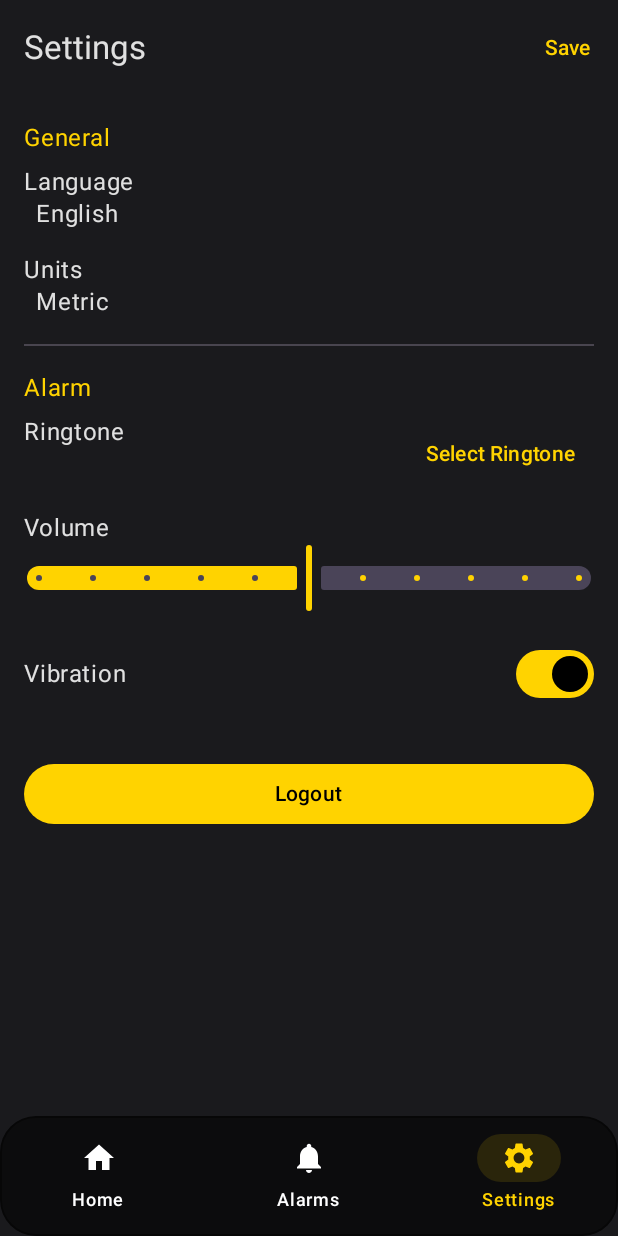
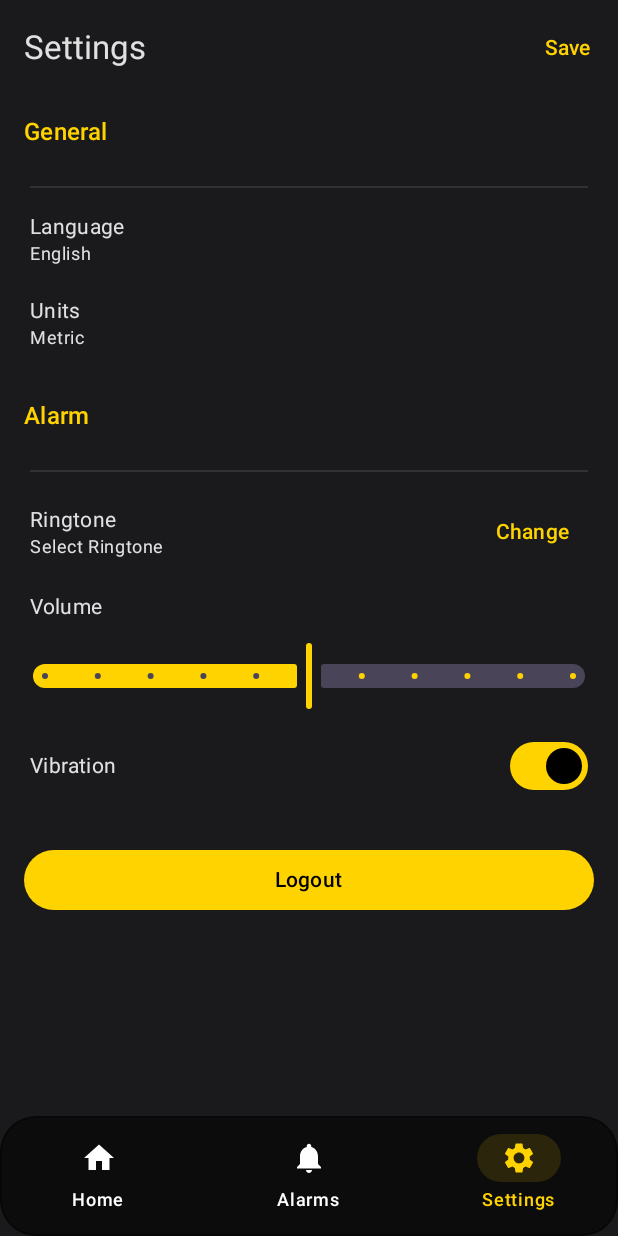
Before and after one commit to ManuvelVictor/Loclarm2, an Android app built with Jetpack Compose: the SettingsScreen screen opened through its navigation route, on a phone screen of 412 x 824 dp. Run offline under Robolectric (Android 15) with nearby library versions, the phone set to English and light mode, and no system bars; our stand-ins replace Dagger/Hilt's generated code, Firebase (no records; nobody signed in at launch, a user with empty details on screens opened directly).

Commit message:
Settings Screen  Implementations

```diff
--- /dev/null
+++ b/app/src/main/java/com/victor/loclarm2/data/local/DataStoreManage.kt
@@ -0,0 +1,29 @@
+package com.victor.loclarm2.data.local
+
+import android.content.Context
+import androidx.datastore.preferences.core.booleanPreferencesKey
+import androidx.datastore.preferences.core.edit
+import androidx.datastore.preferences.preferencesDataStore
+import kotlinx.coroutines.flow.first
+import kotlinx.coroutines.flow.map
+
+private val Context.dataStore by preferencesDataStore("user_prefs")
+
+class DataStoreManager(private val context: Context) {
+
+    companion object {
+        private val IS_LOGGED_IN = booleanPreferencesKey("is_logged_in")
+    }
+
+    suspend fun setLoggedIn(loggedIn: Boolean) {
+        context.dataStore.edit { prefs ->
+            prefs[IS_LOGGED_IN] = loggedIn
+        }
+    }
+
+    suspend fun isLoggedIn(): Boolean {
+        return context.dataStore.data
+            .map { prefs -> prefs[IS_LOGGED_IN] ?: false }
+            .first()
+    }
+}
--- /dev/null
+++ b/app/src/main/java/com/victor/loclarm2/data/local/SettingsDataStore.kt
@@ -0,0 +1,36 @@
+package com.victor.loclarm2.data.local
+
+import android.content.Context
+import androidx.datastore.preferences.core.*
+import androidx.datastore.preferences.preferencesDataStore
+import kotlinx.coroutines.flow.Flow
+import kotlinx.coroutines.flow.map
+
+private val Context.dataStore by preferencesDataStore(name = "settings_prefs")
+
+object SettingsKeys {
+    val LANGUAGE = stringPreferencesKey("language")
+    val UNITS = stringPreferencesKey("units")
+    val RINGTONE = stringPreferencesKey("ringtone")
+    val VOLUME = floatPreferencesKey("volume")
+    val VIBRATION = booleanPreferencesKey("vibration")
+}
+
+class SettingsDataStore(private val context: Context) {
+
+    val language: Flow<String> = context.dataStore.data.map { it[SettingsKeys.LANGUAGE] ?: "English" }
+    val units: Flow<String> = context.dataStore.data.map { it[SettingsKeys.UNITS] ?: "Metric" }
+    val ringtone: Flow<String> = context.dataStore.data.map { it[SettingsKeys.RINGTONE] ?: "Select Ringtone" }
+    val volume: Flow<Float> = context.dataStore.data.map { it[SettingsKeys.VOLUME] ?: 5f }
+    val vibration: Flow<Boolean> = context.dataStore.data.map { it[SettingsKeys.VIBRATION] ?: true }
+
+    suspend fun saveSettings(language: String, units: String, ringtone: String, volume: Float, vibration: Boolean) {
+        context.dataStore.edit { prefs ->
+            prefs[SettingsKeys.LANGUAGE] = language
+            prefs[SettingsKeys.UNITS] = units
+            prefs[SettingsKeys.RINGTONE] = ringtone
+            prefs[SettingsKeys.VOLUME] = volume
+            prefs[SettingsKeys.VIBRATION] = vibration
+        }
+    }
+}
--- a/app/src/main/java/com/victor/loclarm2/di/AppModule.kt
+++ b/app/src/main/java/com/victor/loclarm2/di/AppModule.kt
@@ -4,6 +4,8 @@ import android.content.Context
 import androidx.credentials.CredentialManager
 import com.google.firebase.auth.FirebaseAuth
 import com.google.firebase.firestore.FirebaseFirestore
+import com.victor.loclarm2.data.local.DataStoreManager
+import com.victor.loclarm2.data.local.SettingsDataStore
 import com.victor.loclarm2.data.repository.AlarmRepositoryImpl
 import com.victor.loclarm2.data.repository.AuthRepositoryImpl
 import com.victor.loclarm2.domain.repository.AlarmRepository
@@ -52,4 +54,21 @@ object AppModule {
     fun provideAlarmRepository(firestore: FirebaseFirestore): AlarmRepository {
         return AlarmRepositoryImpl(firestore)
     }
+
+    @Provides
+    @Singleton
+    fun provideDataStoreManager(@ApplicationContext context: Context): DataStoreManager {
+        return DataStoreManager(context)
+    }
+
+    @Module
+    @InstallIn(SingletonComponent::class)
+    object AppModule {
+        @Provides
+        @Singleton
+        fun provideSettingsDataStore(@ApplicationContext context: Context): SettingsDataStore {
+            return SettingsDataStore(context)
+        }
+    }
+
 }
--- a/app/src/main/java/com/victor/loclarm2/presentation/MainActivity.kt
+++ b/app/src/main/java/com/victor/loclarm2/presentation/MainActivity.kt
@@ -5,9 +5,12 @@ import androidx.activity.ComponentActivity
 import androidx.activity.compose.setContent
 import androidx.compose.foundation.layout.fillMaxSize
 import androidx.compose.material3.Surface
+import androidx.compose.ui.Modifier
+import androidx.lifecycle.lifecycleScope
 import androidx.navigation.compose.NavHost
 import androidx.navigation.compose.composable
 import androidx.navigation.compose.rememberNavController
+import com.victor.loclarm2.data.local.DataStoreManager
 import com.victor.loclarm2.presentation.alarm.screens.AlarmsScreen
 import com.victor.loclarm2.presentation.auth.screens.LoginScreen
 import com.victor.loclarm2.presentation.auth.screens.RegisterScreen
@@ -15,19 +18,24 @@ import com.victor.loclarm2.presentation.home.screens.HomeScreen
 import com.victor.loclarm2.presentation.settings.screens.SettingsScreen
 import com.victor.loclarm2.ui.theme.Loclarm2Theme
 import dagger.hilt.android.AndroidEntryPoint
+import jakarta.inject.Inject
+import kotlinx.coroutines.launch
 
 @AndroidEntryPoint
 class MainActivity : ComponentActivity() {
+    @Inject
+    lateinit var dataStoreManager: DataStoreManager
+
     override fun onCreate(savedInstanceState: Bundle?) {
         super.onCreate(savedInstanceState)
+        lifecycleScope.launch {
+            val startDestination = if (dataStoreManager.isLoggedIn()) "home" else "login"
+
             setContent {
                 Loclarm2Theme {
-                Surface(
-                    modifier = androidx.compose.ui.Modifier.fillMaxSize(),
-                    color = androidx.compose.material3.MaterialTheme.colorScheme.background
-                ) {
+                    Surface(modifier = Modifier.fillMaxSize()) {
                         val navController = rememberNavController()
-                    NavHost(navController = navController, startDestination = "login") {
+                        NavHost(navController = navController, startDestination = startDestination) {
                             composable("login") { LoginScreen(navController) }
                             composable("register") { RegisterScreen(navController) }
                             composable("home") { HomeScreen(navController) }
@@ -39,3 +47,4 @@ class MainActivity : ComponentActivity() {
             }
         }
     }
+}
--- a/app/src/main/java/com/victor/loclarm2/presentation/auth/screens/LoginScreen.kt
+++ b/app/src/main/java/com/victor/loclarm2/presentation/auth/screens/LoginScreen.kt
@@ -20,8 +20,6 @@ import androidx.compose.material3.DividerDefaults
 import androidx.compose.material3.HorizontalDivider
 import androidx.compose.material3.IconButton
 import androidx.compose.material3.MaterialTheme
-import androidx.compose.material3.OutlinedTextField
-import androidx.compose.material3.OutlinedTextFieldDefaults
 import androidx.compose.material3.Text
 import androidx.compose.material3.TextButton
 import androidx.compose.runtime.Composable
@@ -37,7 +35,6 @@ import androidx.compose.ui.Modifier
 import androidx.compose.ui.draw.clip
 import androidx.compose.ui.platform.LocalContext
 import androidx.compose.ui.res.painterResource
-import androidx.compose.ui.text.input.PasswordVisualTransformation
 import androidx.compose.ui.unit.dp
 import androidx.hilt.navigation.compose.hiltViewModel
 import androidx.navigation.NavController
--- a/app/src/main/java/com/victor/loclarm2/presentation/auth/viewmodel/AuthViewModel.kt
+++ b/app/src/main/java/com/victor/loclarm2/presentation/auth/viewmodel/AuthViewModel.kt
@@ -3,6 +3,7 @@ package com.victor.loclarm2.presentation.auth.viewmodel
 import android.content.Context
 import androidx.lifecycle.ViewModel
 import androidx.lifecycle.viewModelScope
+import com.victor.loclarm2.data.local.DataStoreManager
 import com.victor.loclarm2.data.model.User
 import com.victor.loclarm2.domain.repository.AuthRepository
 import com.victor.loclarm2.domain.usecase.auth.LoginWithEmailUseCase
@@ -19,7 +20,8 @@ class AuthViewModel @Inject constructor(
     private val loginWithEmailUseCase: LoginWithEmailUseCase,
     private val registerUseCase: RegisterUseCase,
     private val loginWithGoogleUseCase: LoginWithGoogleUseCase,
-    private val authRepository: AuthRepository
+    private val authRepository: AuthRepository,
+    private val dataStoreManager: DataStoreManager
 ) : ViewModel() {
 
     private val _user = MutableStateFlow<User?>(null)
@@ -60,6 +62,7 @@ class AuthViewModel @Inject constructor(
                 onSuccess = { user ->
                     _user.value = user
                     _errorMessage.value = null
+                    dataStoreManager.setLoggedIn(true)
                 },
                 onFailure = { e ->
                     _errorMessage.value = e.message
@@ -89,6 +92,7 @@ class AuthViewModel @Inject constructor(
         viewModelScope.launch {
             authRepository.logout()
             _user.value = null
+            dataStoreManager.setLoggedIn(false)
         }
     }
 }
--- a/app/src/main/java/com/victor/loclarm2/presentation/settings/screens/SettingsScreen.kt
+++ b/app/src/main/java/com/victor/loclarm2/presentation/settings/screens/SettingsScreen.kt
@@ -1,5 +1,11 @@
 package com.victor.loclarm2.presentation.settings.screens
 
+import android.app.Activity
+import android.content.Intent
+import android.media.RingtoneManager
+import android.net.Uri
+import androidx.activity.compose.rememberLauncherForActivityResult
+import androidx.activity.result.contract.ActivityResultContracts
 import androidx.compose.foundation.layout.Arrangement
 import androidx.compose.foundation.layout.Column
 import androidx.compose.foundation.layout.Row
@@ -10,7 +16,9 @@ import androidx.compose.foundation.layout.height
 import androidx.compose.foundation.layout.padding
 import androidx.compose.material3.Button
 import androidx.compose.material3.Divider
+import androidx.compose.material3.DividerDefaults
 import androidx.compose.material3.ExperimentalMaterial3Api
+import androidx.compose.material3.HorizontalDivider
 import androidx.compose.material3.MaterialTheme
 import androidx.compose.material3.Scaffold
 import androidx.compose.material3.Slider
@@ -19,32 +27,47 @@ import androidx.compose.material3.Text
 import androidx.compose.material3.TextButton
 import androidx.compose.material3.TopAppBar
 import androidx.compose.runtime.Composable
+import androidx.compose.runtime.collectAsState
 import androidx.compose.runtime.getValue
-import androidx.compose.runtime.mutableStateOf
-import androidx.compose.runtime.remember
 import androidx.compose.runtime.rememberCoroutineScope
-import androidx.compose.runtime.setValue
 import androidx.compose.ui.Alignment
 import androidx.compose.ui.Modifier
+import androidx.compose.ui.platform.LocalContext
 import androidx.compose.ui.unit.dp
 import androidx.hilt.navigation.compose.hiltViewModel
 import androidx.navigation.NavController
 import com.victor.loclarm2.presentation.auth.viewmodel.AuthViewModel
 import com.victor.loclarm2.presentation.home.screens.BottomNavigationBar
+import com.victor.loclarm2.presentation.settings.viewmodel.SettingsViewModel
+import com.victor.loclarm2.utils.SectionHeader
+import com.victor.loclarm2.utils.SettingsCard
+import com.victor.loclarm2.utils.SettingsItem
 import kotlinx.coroutines.launch
 
 @OptIn(ExperimentalMaterial3Api::class)
 @Composable
 fun SettingsScreen(
     navController: NavController,
-    viewModel: AuthViewModel = hiltViewModel()
+    authViewModel: AuthViewModel = hiltViewModel(),
+    viewModel: SettingsViewModel = hiltViewModel(),
 ) {
     val scope = rememberCoroutineScope()
-    var selectedLanguage by remember { mutableStateOf("English") }
-    var selectedUnits by remember { mutableStateOf("Metric") }
-    var ringtone by remember { mutableStateOf("Select Ringtone") }
-    var volume by remember { mutableStateOf(5f) }
-    var vibration by remember { mutableStateOf(true) }
+
+    val language by viewModel.language.collectAsState()
+    val units by viewModel.units.collectAsState()
+    val ringtone by viewModel.ringtone.collectAsState()
+    val volume by viewModel.volume.collectAsState()
+    val vibration by viewModel.vibration.collectAsState()
+
+    val context = LocalContext.current
+    val ringtonePickerLauncher = rememberLauncherForActivityResult(
+        contract = ActivityResultContracts.StartActivityForResult()
+    ) { result ->
+        if (result.resultCode == Activity.RESULT_OK) {
+            val uri = result.data?.getParcelableExtra<Uri>(RingtoneManager.EXTRA_RINGTONE_PICKED_URI)
+            uri?.let { viewModel.setRingtone(it.toString()) }
+        }
+    }
 
     Scaffold(
         topBar = {
@@ -52,7 +75,9 @@ fun SettingsScreen(
                 title = { Text("Settings") },
                 actions = {
                     TextButton(onClick = {
-                        // Save logic
+                        viewModel.saveSettings(
+                            language, units, ringtone, volume, vibration
+                        )
                     }) {
                         Text("Save", color = MaterialTheme.colorScheme.primary)
                     }
@@ -65,59 +90,58 @@ fun SettingsScreen(
             modifier = Modifier
                 .fillMaxSize()
                 .padding(innerPadding)
-                .padding(16.dp)
+                .padding(horizontal = 16.dp, vertical = 12.dp),
+            verticalArrangement = Arrangement.spacedBy(20.dp)
         ) {
-            Text("General", color = MaterialTheme.colorScheme.primary)
-            Spacer(Modifier.height(8.dp))
 
-            Text("Language", style = MaterialTheme.typography.bodyLarge)
-            Text(selectedLanguage, modifier = Modifier.padding(start = 8.dp, bottom = 16.dp))
-
-            Text("Units", style = MaterialTheme.typography.bodyLarge)
-            Text(selectedUnits, modifier = Modifier.padding(start = 8.dp, bottom = 16.dp))
-
-            Divider()
-
-            Spacer(Modifier.height(16.dp))
-            Text("Alarm", color = MaterialTheme.colorScheme.primary)
-            Spacer(Modifier.height(8.dp))
-
-            Row(
-                modifier = Modifier.fillMaxWidth(),
-                horizontalArrangement = Arrangement.SpaceBetween
-            ) {
-                Text("Ringtone", style = MaterialTheme.typography.bodyLarge)
-                TextButton(onClick = { /* TODO: open ringtone picker */ }) {
-                    Text(ringtone, color = MaterialTheme.colorScheme.primary)
-                }
+            SectionHeader(title = "General")
+            SettingsCard {
+                SettingsItem(label = "Language", value = language)
+                SettingsItem(label = "Units", value = units)
             }
 
-            Spacer(Modifier.height(16.dp))
-            Text("Volume", style = MaterialTheme.typography.bodyLarge)
+            SectionHeader(title = "Alarm")
+            SettingsCard {
+                SettingsItem(
+                    label = "Ringtone",
+                    value = ringtone,
+                    actionLabel = "Change"
+                ) {
+                    val intent = Intent(RingtoneManager.ACTION_RINGTONE_PICKER).apply {
+                        putExtra(RingtoneManager.EXTRA_RINGTONE_TYPE, RingtoneManager.TYPE_NOTIFICATION)
+                        putExtra(RingtoneManager.EXTRA_RINGTONE_TITLE, "Select Ringtone")
+                        putExtra(RingtoneManager.EXTRA_RINGTONE_SHOW_SILENT, false)
+                        putExtra(RingtoneManager.EXTRA_RINGTONE_SHOW_DEFAULT, true)
+                    }
+                    ringtonePickerLauncher.launch(intent)
+                }
+
+                Text("Volume", style = MaterialTheme.typography.bodyMedium)
                 Slider(
                     value = volume,
-                onValueChange = { volume = it },
+                    onValueChange = viewModel::setVolume,
                     valueRange = 0f..10f,
                     steps = 9,
                     modifier = Modifier.fillMaxWidth()
                 )
 
-            Spacer(Modifier.height(16.dp))
                 Row(
                     modifier = Modifier.fillMaxWidth(),
-                verticalAlignment = Alignment.CenterVertically,
-                horizontalArrangement = Arrangement.SpaceBetween
+                    horizontalArrangement = Arrangement.SpaceBetween,
+                    verticalAlignment = Alignment.CenterVertically
                 ) {
-                Text("Vibration", style = MaterialTheme.typography.bodyLarge)
-                Switch(checked = vibration, onCheckedChange = { vibration = it })
+                    Text("Vibration", style = MaterialTheme.typography.bodyMedium)
+                    Switch(
+                        checked = vibration,
+                        onCheckedChange = viewModel::setVibration
+                    )
                 }
-
-            Spacer(modifier = Modifier.height(32.dp))
+            }
 
             Button(
                 onClick = {
                     scope.launch {
-                        viewModel.logout()
+                        authViewModel.logout()
                         navController.navigate("login") {
                             popUpTo(navController.graph.startDestinationId) { inclusive = true }
                         }
--- /dev/null
+++ b/app/src/main/java/com/victor/loclarm2/presentation/settings/viewmodel/SettingsViewModel.kt
@@ -0,0 +1,65 @@
+package com.victor.loclarm2.presentation.settings.viewmodel
+
+import androidx.lifecycle.ViewModel
+import androidx.lifecycle.viewModelScope
+import com.victor.loclarm2.data.local.SettingsDataStore
+import dagger.hilt.android.lifecycle.HiltViewModel
+import kotlinx.coroutines.flow.*
+import kotlinx.coroutines.launch
+import javax.inject.Inject
+
+@HiltViewModel
+class SettingsViewModel @Inject constructor(
+    private val dataStore: SettingsDataStore
+) : ViewModel() {
+
+    val language = dataStore.language.stateIn(viewModelScope, SharingStarted.Lazily, "English")
+    val units = dataStore.units.stateIn(viewModelScope, SharingStarted.Lazily, "Metric")
+
+    private val _ringtone = MutableStateFlow("Select Ringtone")
+    val ringtone: StateFlow<String> = _ringtone
+
+    private val _volume = MutableStateFlow(5f)
+    val volume: StateFlow<Float> = _volume
+
+    private val _vibration = MutableStateFlow(true)
+    val vibration: StateFlow<Boolean> = _vibration
+
+    init {
+        viewModelScope.launch {
+            dataStore.ringtone.collect {
+                _ringtone.value = it
+            }
+            dataStore.volume.collect {
+                _volume.value = it
+            }
+            dataStore.vibration.collect {
+                _vibration.value = it
+            }
+        }
+    }
+
+    fun setRingtone(newUri: String) {
+        _ringtone.value = newUri
+    }
+
+    fun setVolume(newVolume: Float) {
+        _volume.value = newVolume
+    }
+
+    fun setVibration(enabled: Boolean) {
+        _vibration.value = enabled
+    }
+
+    fun saveSettings(
+        language: String,
+        units: String,
+        ringtone: String = _ringtone.value,
+        volume: Float = _volume.value,
+        vibration: Boolean = _vibration.value
+    ) {
+        viewModelScope.launch {
+            dataStore.saveSettings(language, units, ringtone, volume, vibration)
+        }
+    }
+}
--- /dev/null
+++ b/app/src/main/java/com/victor/loclarm2/utils/SettingsScreenUI.kt
@@ -0,0 +1,67 @@
+package com.victor.loclarm2.utils
+
+import androidx.compose.foundation.layout.Arrangement
+import androidx.compose.foundation.layout.Column
+import androidx.compose.foundation.layout.ColumnScope
+import androidx.compose.foundation.layout.Row
+import androidx.compose.foundation.layout.fillMaxWidth
+import androidx.compose.foundation.layout.padding
+import androidx.compose.material3.Divider
+import androidx.compose.material3.MaterialTheme
+import androidx.compose.material3.Text
+import androidx.compose.material3.TextButton
+import androidx.compose.runtime.Composable
+import androidx.compose.ui.Alignment
+import androidx.compose.ui.Modifier
+import androidx.compose.ui.unit.dp
+
+
+@Composable
+fun SectionHeader(title: String) {
+    Text(
+        text = title,
+        style = MaterialTheme.typography.titleMedium,
+        color = MaterialTheme.colorScheme.primary
+    )
+}
+
+@Composable
+fun SettingsCard(content: @Composable ColumnScope.() -> Unit) {
+    Column(
+        modifier = Modifier
+            .fillMaxWidth()
+            .padding(top = 4.dp)
+            .padding(horizontal = 4.dp)
+            .padding(bottom = 8.dp),
+        verticalArrangement = Arrangement.spacedBy(12.dp),
+    ) {
+        Divider(color = MaterialTheme.colorScheme.outline.copy(alpha = 0.2f))
+        content()
+    }
+}
+
+@Composable
+fun SettingsItem(
+    label: String,
+    value: String,
+    actionLabel: String = "",
+    onClick: (() -> Unit)? = null
+) {
+    Row(
+        modifier = Modifier
+            .fillMaxWidth()
+            .padding(vertical = 4.dp),
+        horizontalArrangement = Arrangement.SpaceBetween,
+        verticalAlignment = Alignment.CenterVertically
+    ) {
+        Column {
+            Text(text = label, style = MaterialTheme.typography.bodyMedium)
+            Text(text = value, style = MaterialTheme.typography.bodySmall)
+        }
+        onClick?.let {
+            TextButton(onClick = onClick) {
+                Text(text = actionLabel.ifEmpty { "Change" }, color = MaterialTheme.colorScheme.primary)
+            }
+        }
+    }
+}
```
Lines whose indentation alone changed are shown as unchanged.
